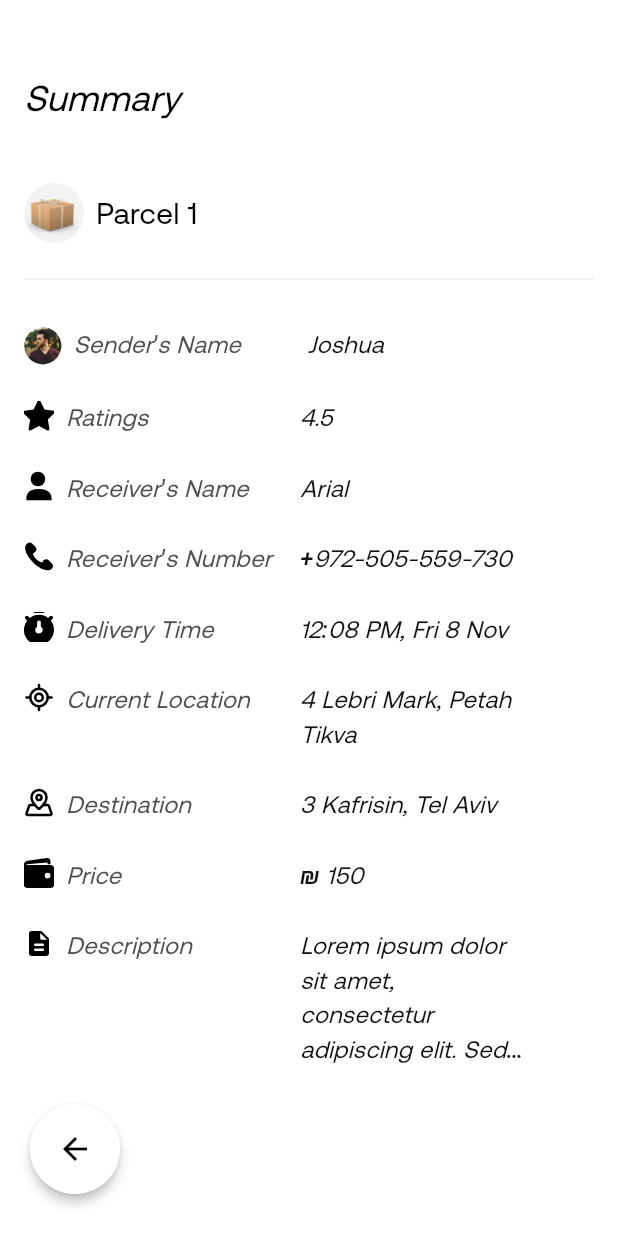
After one commit to sparktechagency/ivanvasilenko06_parcel_delivery_app, a Flutter app: the BookingParcelDetailsScreen screen opened by its route, on a phone screen of 412 x 824 dp. The commit adds this screen. Run offline on Flutter 3.47's test engine with Material 3 defaults, Android fonts, the phone set to English and light mode, and no system bars; our stand-ins replace flutter_svg, get, intl_phone_field.

Commit message:
24.01.25

```diff
--- a/lib/constants/app_icons_path.dart
+++ b/lib/constants/app_icons_path.dart
@@ -14,4 +14,11 @@ class AppIconsPath {
   static const String basicInfoIcon2 = "assets/icons/basicInfoIcon2.svg";
   static const String basicInfoIcon3 = "assets/icons/basicInfoIcon3.svg";
   static const String badgeIcon = "assets/icons/badgeIcon.svg";
+  static const String ratingIcon = "assets/icons/starIcon.svg";
+  static const String callIcon = "assets/icons/callIcon.svg";
+  static const String deliveryTimeIcon = "assets/icons/deliveryTimeIcon.svg";
+  static const String currentLocationIcon = "assets/icons/destinationIcon.svg";
+  static const String destinationIcon = "assets/icons/currentLocationIcon.svg";
+  static const String priceIcon = "assets/icons/priceIcon.svg";
+  static const String descriptionIcon = "assets/icons/descriptionIcon.svg";
 }
--- a/lib/constants/app_strings.dart
+++ b/lib/constants/app_strings.dart
@@ -89,4 +89,21 @@ class AppStrings {
   static const String instagram = "Instagram";
   static const String instagramId = "Ivan_028somer";
   static const String whatsapp = "Whatsapp";
+  static const String summary = "Summary";
+  static const String parcel1 = "Parcel 1";
+  static const String sendersName = "Sender's Name";
+  static const String ratingsText = "Ratings";
+  static const String receiversName = "Receiver's Name";
+  static const String arial = "Arial";
+  static const String receiversNumber = "Receiver's Number";
+  static const String deliveryTimeText = "Delivery Time";
+  static const String deliveryTime = "12:08 PM, Fri 8 Nov";
+  static const String currentLocationText = "Current Location";
+  static const String currentLocation = "4 Lebri Mark, Petah Tikva";
+  static const String destinationText = "Destination";
+  static const String destination = "3 Kafrisin, Tel Aviv";
+  static const String price = "Price";
+  static const String descriptionText = "Description";
+  static const String description =
+      "Lorem ipsum dolor sit amet, consectetur adipiscing elit. Sed do eiusmod tempor";
 }
--- a/lib/routes/app_routes.dart
+++ b/lib/routes/app_routes.dart
@@ -12,4 +12,5 @@ class AppRoutes {
   static const servicesScreen = '/servicesScreen';
   static const bookingScreen = '/bookingScreen';
   static const profileScreen = '/profileScreen';
+  static const bookingParcelDetailsScreen = '/bookingParcelDetailsScreen';
 }
--- a/lib/routes/route_manager.dart
+++ b/lib/routes/route_manager.dart
@@ -6,6 +6,7 @@ import '../screens/auth_screens/login_screen/login_screen.dart';
 import '../screens/auth_screens/signup_screen/signup_screen.dart';
 import '../screens/auth_screens/verify_email_screen/verify_email_screen.dart';
 import '../screens/auth_screens/verify_phone_screen/verify_phone_screen.dart';
+import '../screens/booking_parcel_details_screen/booking_parcel_details_screen.dart';
 import '../screens/booking_screen/booking_screen.dart';
 import '../screens/onboarding_screen/onboarding_screen.dart';
 import '../screens/profile_screen/profile_screen.dart';
@@ -75,13 +76,19 @@ class RouteManager {
       ),
       GetPage(
         name: AppRoutes.bookingScreen,
-        page: () => BookingScreen(),
+        page: () => const BookingScreen(),
         transition: Transition.rightToLeft,
         // binding: GeneralBindings(),
       ),
       GetPage(
         name: AppRoutes.profileScreen,
-        page: () => ProfileScreen(),
+        page: () => const ProfileScreen(),
+        transition: Transition.rightToLeft,
+        // binding: GeneralBindings(),
+      ),
+      GetPage(
+        name: AppRoutes.bookingParcelDetailsScreen,
+        page: () => const BookingParcelDetailsScreen(),
         transition: Transition.rightToLeft,
         // binding: GeneralBindings(),
       ),
--- /dev/null
+++ b/lib/screens/booking_parcel_details_screen/booking_parcel_details_screen.dart
@@ -0,0 +1,155 @@
+import 'package:flutter/material.dart';
+import 'package:get/get.dart';
+import 'package:parcel_delivery_app/constants/app_image_path.dart';
+import 'package:parcel_delivery_app/screens/booking_parcel_details_screen/widgets/summary_info_row_widget.dart';
+import 'package:parcel_delivery_app/widgets/image_widget/image_widget.dart';
+
+import '../../constants/app_colors.dart';
+import '../../constants/app_icons_path.dart';
+import '../../constants/app_strings.dart';
+import '../../utils/app_size.dart';
+import '../../widgets/space_widget/space_widget.dart';
+import '../../widgets/text_widget/text_widgets.dart';
+
+class BookingParcelDetailsScreen extends StatelessWidget {
+  const BookingParcelDetailsScreen({super.key});
+
+  @override
+  Widget build(BuildContext context) {
+    return Scaffold(
+      backgroundColor: AppColors.white,
+      body: Column(
+        crossAxisAlignment: CrossAxisAlignment.start,
+        children: [
+          const SpaceWidget(spaceHeight: 48),
+          const Padding(
+            padding: EdgeInsets.symmetric(horizontal: 16),
+            child: TextWidget(
+              text: AppStrings.summary,
+              fontSize: 24,
+              fontWeight: FontWeight.w500,
+              fontColor: AppColors.black,
+              fontStyle: FontStyle.italic,
+            ),
+          ),
+          const SpaceWidget(spaceHeight: 40),
+          Expanded(
+            child: SingleChildScrollView(
+              padding: const EdgeInsets.symmetric(horizontal: 16),
+              child: Column(
+                children: [
+                  Row(
+                    children: [
+                      ClipRRect(
+                        borderRadius: BorderRadius.circular(100),
+                        child: const ImageWidget(
+                          height: 40,
+                          width: 40,
+                          imagePath: AppImagePath.sendParcel,
+                        ),
+                      ),
+                      const SpaceWidget(spaceWidth: 8),
+                      const TextWidget(
+                        text: AppStrings.parcel1,
+                        fontSize: 20,
+                        fontWeight: FontWeight.w500,
+                        fontColor: AppColors.black,
+                      ),
+                    ],
+                  ),
+                  const SpaceWidget(spaceHeight: 16),
+                  const Divider(
+                    color: AppColors.grey,
+                    thickness: 1,
+                  ),
+                  const SpaceWidget(spaceHeight: 16),
+                  const SummaryInfoRowWidget(
+                    image: AppImagePath.profileImage,
+                    label: AppStrings.sendersName,
+                    value: AppStrings.joshua,
+                  ),
+                  const SpaceWidget(spaceHeight: 8),
+                  const SummaryInfoRowWidget(
+                    icon: AppIconsPath.ratingIcon,
+                    label: AppStrings.ratingsText,
+                    value: AppStrings.ratings,
+                  ),
+                  const SpaceWidget(spaceHeight: 8),
+                  const SummaryInfoRowWidget(
+                    icon: AppIconsPath.profileIcon,
+                    label: AppStrings.receiversName,
+                    value: AppStrings.arial,
+                  ),
+                  const SpaceWidget(spaceHeight: 8),
+                  const SummaryInfoRowWidget(
+                    icon: AppIconsPath.callIcon,
+                    label: AppStrings.receiversNumber,
+                    value: AppStrings.number,
+                  ),
+                  const SpaceWidget(spaceHeight: 8),
+                  const SummaryInfoRowWidget(
+                    icon: AppIconsPath.deliveryTimeIcon,
+                    label: AppStrings.deliveryTimeText,
+                    value: AppStrings.deliveryTime,
+                  ),
+                  const SpaceWidget(spaceHeight: 8),
+                  const SummaryInfoRowWidget(
+                    icon: AppIconsPath.currentLocationIcon,
+                    label: AppStrings.currentLocationText,
+                    value: AppStrings.currentLocation,
+                  ),
+                  const SpaceWidget(spaceHeight: 8),
+                  const SummaryInfoRowWidget(
+                    icon: AppIconsPath.destinationIcon,
+                    label: AppStrings.destinationText,
+                    value: AppStrings.destination,
+                  ),
+                  const SpaceWidget(spaceHeight: 8),
+                  const SummaryInfoRowWidget(
+                    icon: AppIconsPath.priceIcon,
+                    label: AppStrings.price,
+                    value: "${AppStrings.currency} 150",
+                  ),
+                  const SpaceWidget(spaceHeight: 8),
+                  const SummaryInfoRowWidget(
+                    icon: AppIconsPath.descriptionIcon,
+                    label: AppStrings.descriptionText,
+                    value: AppStrings.description,
+                  ),
+                ],
+              ),
+            ),
+          ),
+        ],
+      ),
+      bottomNavigationBar: Padding(
+        padding: const EdgeInsets.only(left: 16, bottom: 24),
+        child: Row(
+          children: [
+            InkWell(
+              onTap: () {
+                Get.back();
+              },
+              borderRadius: BorderRadius.circular(100),
+              child: Card(
+                color: AppColors.white,
+                shape: RoundedRectangleBorder(
+                  borderRadius: BorderRadius.circular(100),
+                ),
+                elevation: 3,
+                child: CircleAvatar(
+                  backgroundColor: AppColors.white,
+                  radius: ResponsiveUtils.width(30),
+                  child: const Icon(
+                    Icons.arrow_back,
+                    color: AppColors.black,
+                  ),
+                ),
+              ),
+            ),
+          ],
+        ),
+      ),
+    );
+  }
+}
--- /dev/null
+++ b/lib/screens/booking_parcel_details_screen/widgets/summary_info_row_widget.dart
@@ -0,0 +1,93 @@
+import 'package:flutter/material.dart';
+import 'package:parcel_delivery_app/utils/app_size.dart';
+import 'package:parcel_delivery_app/widgets/image_widget/image_widget.dart';
+
+import '../../../constants/app_colors.dart';
+import '../../../widgets/icon_widget/icon_widget.dart';
+import '../../../widgets/space_widget/space_widget.dart';
+import '../../../widgets/text_widget/text_widgets.dart';
+
+class SummaryInfoRowWidget extends StatelessWidget {
+  final String? icon;
+  final String? image;
+  final String label;
+  final String value;
+  final bool isMultiline;
+
+  const SummaryInfoRowWidget({
+    super.key,
+    this.icon,
+    this.image,
+    required this.label,
+    required this.value,
+    this.isMultiline = false,
+  });
+
+  @override
+  Widget build(BuildContext context) {
+    Widget leadingWidget;
+
+    if (image != null) {
+      leadingWidget = ClipRRect(
+        borderRadius: BorderRadius.circular(100),
+        child: ImageWidget(
+          height: 25,
+          width: 25,
+          imagePath: image!,
+        ),
+      );
+    } else if (icon != null) {
+      leadingWidget = IconWidget(
+        icon: icon!,
+        width: 20,
+        height: 20,
+        color: AppColors.black,
+      );
+    } else {
+      throw Exception("Either imagePath or iconData must be provided.");
+    }
+    return Padding(
+      padding: const EdgeInsets.symmetric(vertical: 8),
+      child: Row(
+        mainAxisAlignment: MainAxisAlignment.start,
+        crossAxisAlignment: CrossAxisAlignment.start,
+        children: [
+          leadingWidget,
+          const SpaceWidget(spaceWidth: 8),
+          Row(
+            mainAxisAlignment: MainAxisAlignment.start,
+            crossAxisAlignment: CrossAxisAlignment.start,
+            children: [
+              SizedBox(
+                width: ResponsiveUtils.width(140),
+                child: TextWidget(
+                  text: label,
+                  fontSize: 16,
+                  fontWeight: FontWeight.w500,
+                  fontColor: AppColors.greyDark,
+                  fontStyle: FontStyle.italic,
+                  overflow: TextOverflow.ellipsis,
+                  textAlignment: TextAlign.start,
+                ),
+              ),
+              const SpaceWidget(spaceWidth: 16),
+              SizedBox(
+                width: ResponsiveUtils.width(150),
+                child: TextWidget(
+                  text: value,
+                  fontSize: 16,
+                  fontWeight: FontWeight.w500,
+                  fontColor: AppColors.blackLight,
+                  fontStyle: FontStyle.italic,
+                  overflow: TextOverflow.ellipsis,
+                  textAlignment: TextAlign.start,
+                  maxLines: 4,
+                ),
+              ),
+            ],
+          ),
+        ],
+      ),
+    );
+  }
+}
--- a/lib/screens/booking_screen/widgets/current_order_widget.dart
+++ b/lib/screens/booking_screen/widgets/current_order_widget.dart
@@ -1,10 +1,12 @@
 import 'package:flutter/material.dart';
+import 'package:get/get.dart';
 import 'package:url_launcher/url_launcher.dart';
 
 import '../../../constants/app_colors.dart';
 import '../../../constants/app_icons_path.dart';
 import '../../../constants/app_image_path.dart';
 import '../../../constants/app_strings.dart';
+import '../../../routes/app_routes.dart';
 import '../../../widgets/icon_widget/icon_widget.dart';
 import '../../../widgets/image_widget/image_widget.dart';
 import '../../../widgets/space_widget/space_widget.dart';
@@ -301,7 +303,15 @@ class _CurrentOrderWidgetState extends State<CurrentOrderWidget> {
                         mainAxisAlignment: MainAxisAlignment.spaceBetween,
                         children: [
                           InkWell(
-                            onTap: () {},
+                            onTap: () {
+                              if (details[index] == AppStrings.parcelDetails) {
+                                Get.toNamed(
+                                    AppRoutes.bookingParcelDetailsScreen);
+                              } else {
+                                // Get.toNamed(
+                                //     AppRoutes.bookingParcelDetailsScreen);
+                              }
+                            },
                             splashColor: Colors.transparent,
                             highlightColor: Colors.transparent,
                             child: Row(
```
Also changed, not shown: assets/icons/callIcon.svg (added), assets/icons/currentLocationIcon.svg (added), assets/icons/deliveryTimeIcon.svg (added), assets/icons/descriptionIcon.svg (added), assets/icons/destinationIcon.svg (added), assets/icons/priceIcon.svg (added), assets/icons/starIcon.svg (added).
